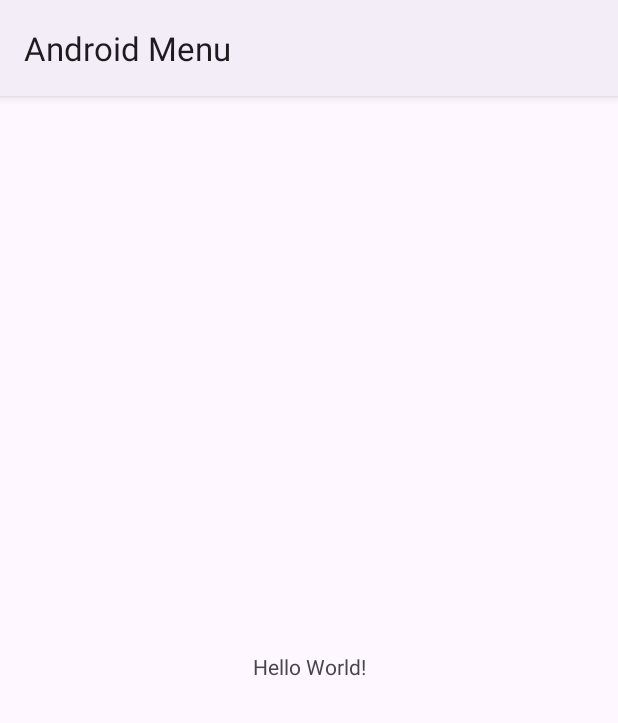
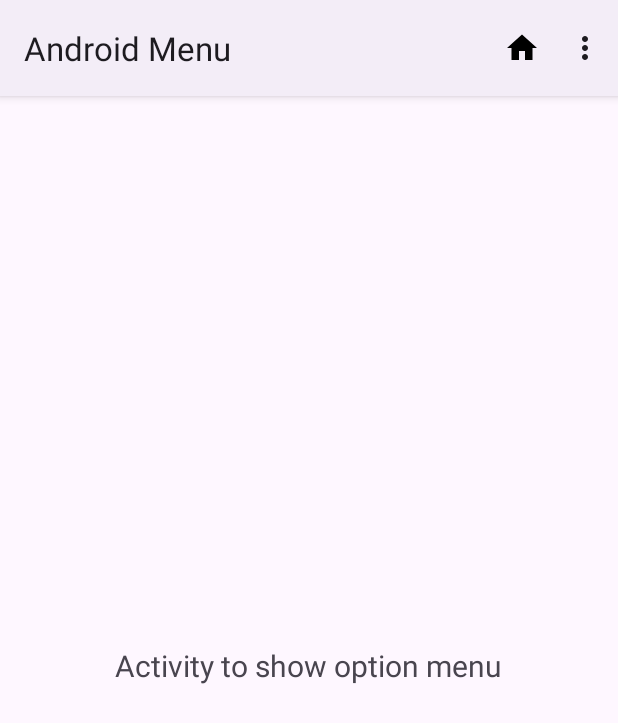
Before and after one commit to agrwl-prankit/AndroidMenu, an Android app: the screen it shows after launch (MainActivity), on a phone screen of 412 x 824 dp. Shown: the top 723 px of the screen. Run offline under Robolectric (Android 15) with nearby library versions, the phone set to English and light mode, and no system bars.

Commit message:
added option menu in MainActivity.java

```diff
--- a/app/src/main/java/com/prankit/androidmenu/MainActivity.java
+++ b/app/src/main/java/com/prankit/androidmenu/MainActivity.java
@@ -1,8 +1,12 @@
 package com.prankit.androidmenu;
 
+import androidx.annotation.NonNull;
 import androidx.appcompat.app.AppCompatActivity;
 
 import android.os.Bundle;
+import android.view.Menu;
+import android.view.MenuItem;
+import android.widget.Toast;
 
 public class MainActivity extends AppCompatActivity {
 
@@ -11,4 +15,20 @@ public class MainActivity extends AppCompatActivity {
         super.onCreate(savedInstanceState);
         setContentView(R.layout.activity_main);
     }
+
+    // add option menu to this page
+    @Override
+    public boolean onCreateOptionsMenu(Menu menu) {
+        getMenuInflater().inflate(R.menu.main_menu, menu);
+        return true;
+    }
+
+    // add action on clicking menu items
+    @Override
+    public boolean onOptionsItemSelected(@NonNull MenuItem item) {
+        if (item.getItemId()==R.id.home) Toast.makeText(this, "You are already on Home page", Toast.LENGTH_SHORT).show();
+        if (item.getItemId()==R.id.toast) Toast.makeText(this, "You have clicked Toast option", Toast.LENGTH_SHORT).show();
+        if (item.getItemId()==R.id.logout) Toast.makeText(this, "Currently there is no authentication functionality", Toast.LENGTH_SHORT).show();
+        return true;
+    }
 }
--- a/app/src/main/res/layout/activity_main.xml
+++ b/app/src/main/res/layout/activity_main.xml
@@ -1,5 +1,6 @@
 <?xml version="1.0" encoding="utf-8"?>
-<androidx.constraintlayout.widget.ConstraintLayout xmlns:android="http://schemas.android.com/apk/res/android"
+<RelativeLayout
+    xmlns:android="http://schemas.android.com/apk/res/android"
     xmlns:app="http://schemas.android.com/apk/res-auto"
     xmlns:tools="http://schemas.android.com/tools"
     android:layout_width="match_parent"
@@ -9,10 +10,8 @@
     <TextView
         android:layout_width="wrap_content"
         android:layout_height="wrap_content"
-        android:text="Hello World!"
-        app:layout_constraintBottom_toBottomOf="parent"
-        app:layout_constraintEnd_toEndOf="parent"
-        app:layout_constraintStart_toStartOf="parent"
-        app:layout_constraintTop_toTopOf="parent" />
+        android:text="Activity to show option menu"
+        android:layout_centerInParent="true"
+        android:textSize="20sp"/>
 
-</androidx.constraintlayout.widget.ConstraintLayout>
+</RelativeLayout>
```
